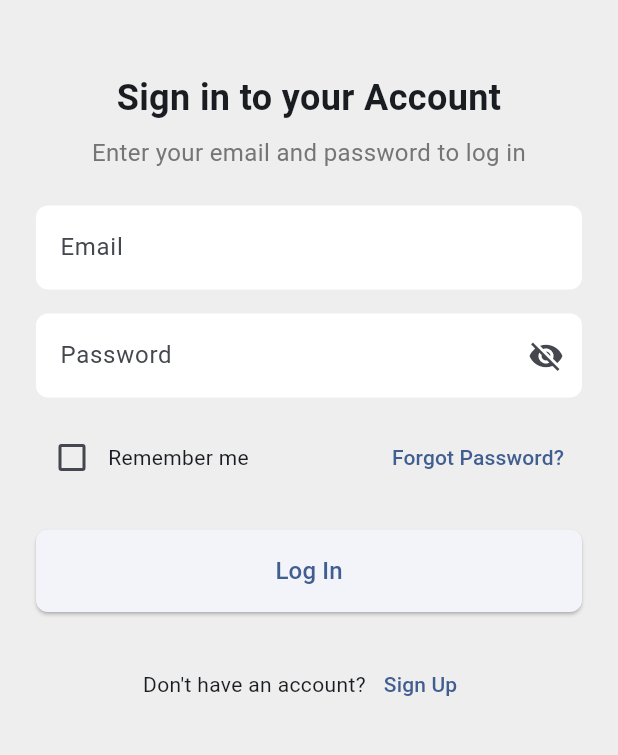
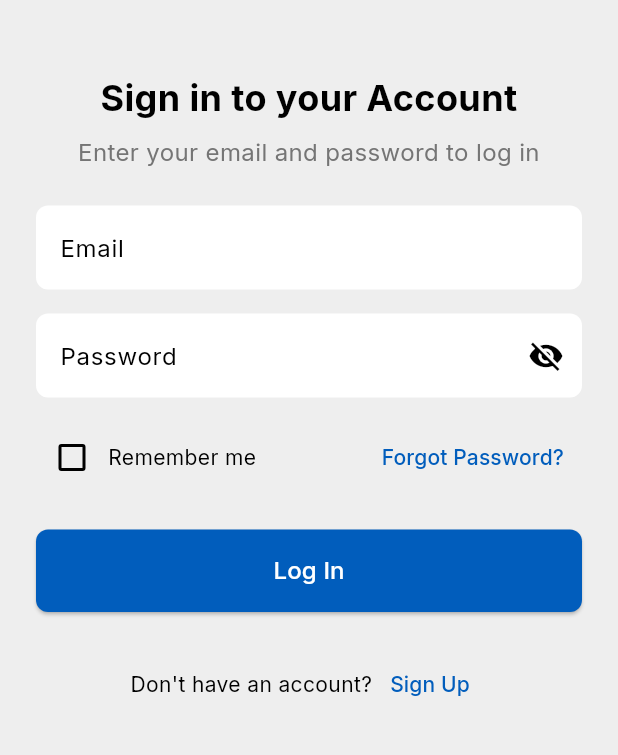
Before and after one commit to wde11/scalp_mobile_app, a Flutter app: the screen it shows after launch, on a phone screen of 412 x 824 dp, the part 348-1103 px from its top. Run offline on Flutter 3.47's test engine with Material 3 defaults, Android fonts, the phone set to English and light mode, and no system bars; our stand-ins replace google_fonts.

Commit message:
UI Update v3
- UI mock design

```diff
--- a/lib/main.dart
+++ b/lib/main.dart
@@ -1,5 +1,6 @@
 import 'package:flutter/material.dart';
 import 'package:scalp_mobile_app/screens/login_screen.dart';
+import 'package:scalp_mobile_app/theme/app_theme.dart';
 
 void main() {
   runApp(const MyApp());
@@ -12,10 +13,7 @@ class MyApp extends StatelessWidget {
   Widget build(BuildContext context) {
     return MaterialApp(
       title: 'Scalp Mobile App',
-      theme: ThemeData(
-        colorScheme: ColorScheme.fromSeed(seedColor: const Color(0xFF015DBC)),
-        visualDensity: VisualDensity.adaptivePlatformDensity,
-      ),
+      theme: AppTheme.theme,
       home: const LoginScreen(),
     );
   }
--- /dev/null
+++ b/lib/theme/app_theme.dart
@@ -0,0 +1,45 @@
+import 'package:flutter/material.dart';
+import 'package:google_fonts/google_fonts.dart';
+
+class AppTheme {
+  static const Color primaryColor = Color(0xFF015DBC);
+  static const Color secondaryColor = Color(0xFF015DBC);
+  static const Color accentColor = Color.fromARGB(255, 255, 255, 255);
+  static const Color backgroundColor = Color.fromARGB(255, 255, 255, 255);
+  static const Color textColor = Color.fromARGB(255, 0, 0, 0);
+
+  static ThemeData get theme {
+    return ThemeData(
+      primaryColor: primaryColor,
+      scaffoldBackgroundColor: backgroundColor,
+      colorScheme: const ColorScheme.light(
+        primary: primaryColor,
+        secondary: secondaryColor,
+        tertiary: accentColor,
+      ),
+      appBarTheme: AppBarTheme(
+        backgroundColor: primaryColor,
+        titleTextStyle: GoogleFonts.inter(
+          color: Colors.white,
+          fontSize: 20,
+          fontWeight: FontWeight.bold,
+        ),
+      ),
+      textTheme: GoogleFonts.interTextTheme().apply(
+        bodyColor: textColor,
+        displayColor: textColor,
+      ),
+      cardTheme: CardThemeData(
+        elevation: 4,
+        shape: RoundedRectangleBorder(borderRadius: BorderRadius.circular(10)),
+      ),
+      elevatedButtonTheme: ElevatedButtonThemeData(
+        style: ElevatedButton.styleFrom(
+          backgroundColor: const Color.fromRGBO(1, 93, 188, 1),
+          foregroundColor: Colors.white,
+          shape: RoundedRectangleBorder(borderRadius: BorderRadius.circular(8)),
+        ),
+      ),
+    );
+  }
+}
--- a/pubspec.yaml
+++ b/pubspec.yaml
@@ -34,6 +34,9 @@ dependencies:
   # The following adds the Cupertino Icons font to your application.
   # Use with the CupertinoIcons class for iOS style icons.
   cupertino_icons: ^1.0.8
+  google_fonts: ^6.2.1
+  mysql1: ^0.20.0
+  bcrypt: ^1.1.3
 
 dev_dependencies:
   flutter_test:
```
Also changed, not shown: lib/screens/dashboard_screen.dart (+45 -10 lines), lib/screens/listing_screen.dart (+46 -7 lines), lib/screens/map_screen.dart (+6 -4 lines), lib/screens/profile_screen.dart (+64 -32 lines), pubspec.lock, 1 other file.
